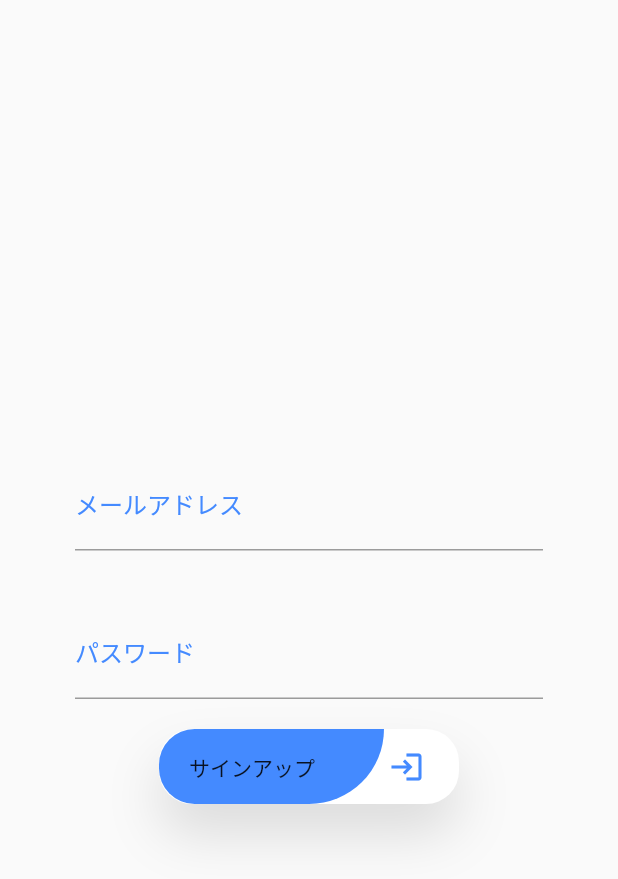
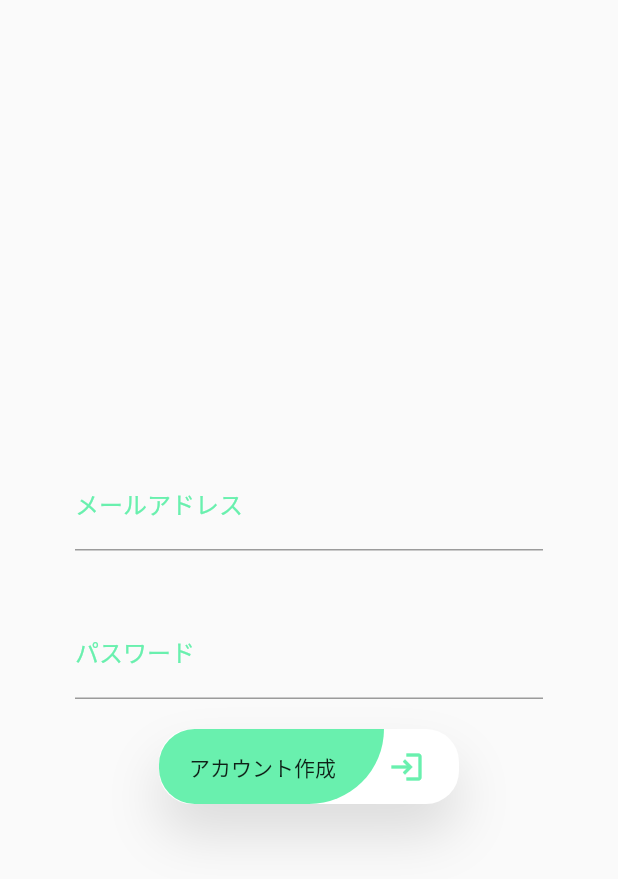
Before and after one commit to Tomohiro629/ramen_map_app, a Flutter app: the SignupPage screen opened directly, on a phone screen of 412 x 824 dp. Shown: the top 879 px of the screen. Run offline on Flutter 3.47's test engine with Material 2 defaults, Android fonts, the phone set to English and light mode, and no system bars; our stand-ins replace cloud_firestore, firebase_auth, firebase_core, firebase_storage, flutter_riverpod, geocoding and 3 more; missing offline and left inert: flutterfire_ui, google_maps_flutter_platform_interface, google_place; accounts and stored records are empty; network calls fail.

Commit message:
サインアップボタンの色統一

```diff
--- a/lib/signup_page/signup_page.dart
+++ b/lib/signup_page/signup_page.dart
@@ -24,13 +24,13 @@ class SignupPage extends ConsumerWidget {
                   padding: const EdgeInsets.symmetric(
                       vertical: 20.0, horizontal: 50.0),
                   child: TextFormField(
-                    cursorColor: Colors.blueAccent,
+                    cursorColor: Colors.greenAccent,
                     decoration: const InputDecoration(
                       labelText: "メールアドレス",
-                      labelStyle: TextStyle(color: Colors.blueAccent),
+                      labelStyle: TextStyle(color: Colors.greenAccent),
                       focusedBorder: UnderlineInputBorder(
                         borderSide: BorderSide(
-                          color: Colors.blueAccent,
+                          color: Colors.greenAccent,
                         ),
                       ),
                     ),
@@ -45,13 +45,13 @@ class SignupPage extends ConsumerWidget {
                 padding: const EdgeInsets.symmetric(
                     vertical: 20.0, horizontal: 50.0),
                 child: TextFormField(
-                  cursorColor: Colors.blueAccent,
+                  cursorColor: Colors.greenAccent,
                   decoration: const InputDecoration(
                     labelText: "パスワード",
-                    labelStyle: TextStyle(color: Colors.blueAccent),
+                    labelStyle: TextStyle(color: Colors.greenAccent),
                     focusedBorder: UnderlineInputBorder(
                       borderSide: BorderSide(
-                        color: Colors.blueAccent,
+                        color: Colors.greenAccent,
                       ),
                     ),
                   ),
@@ -79,13 +79,13 @@ class SignupPage extends ConsumerWidget {
                       padding: const EdgeInsets.symmetric(
                           vertical: 15.0, horizontal: 20.0),
                       decoration: const BoxDecoration(
-                          color: Colors.blueAccent,
+                          color: Colors.greenAccent,
                           borderRadius: BorderRadius.only(
                               bottomLeft: Radius.circular(95.0),
                               topLeft: Radius.circular(95.0),
                               bottomRight: Radius.circular(200.0))),
                       child: Text(
-                        'サインアップ',
+                        'アカウント作成',
                         style: Theme.of(context).textTheme.button,
                       ),
                     ),
@@ -93,7 +93,7 @@ class SignupPage extends ConsumerWidget {
                       width: 30.0,
                       child: Icon(
                         Icons.login_outlined,
-                        color: Colors.blueAccent,
+                        color: Colors.greenAccent,
                       ),
                     )
                   ]),
```
